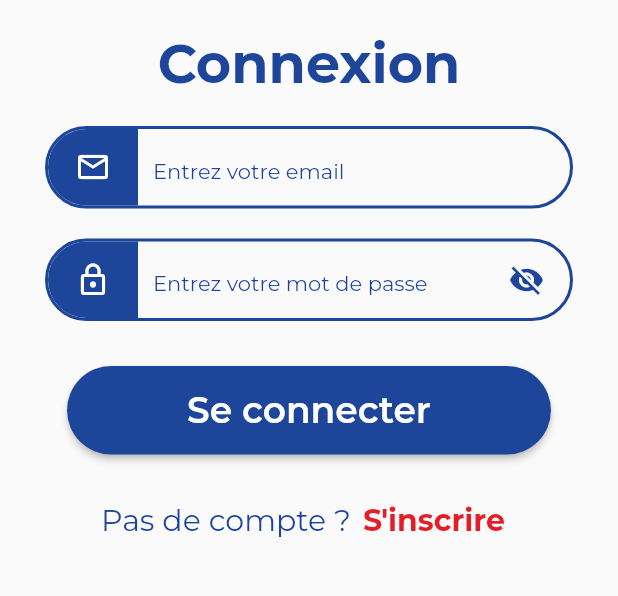
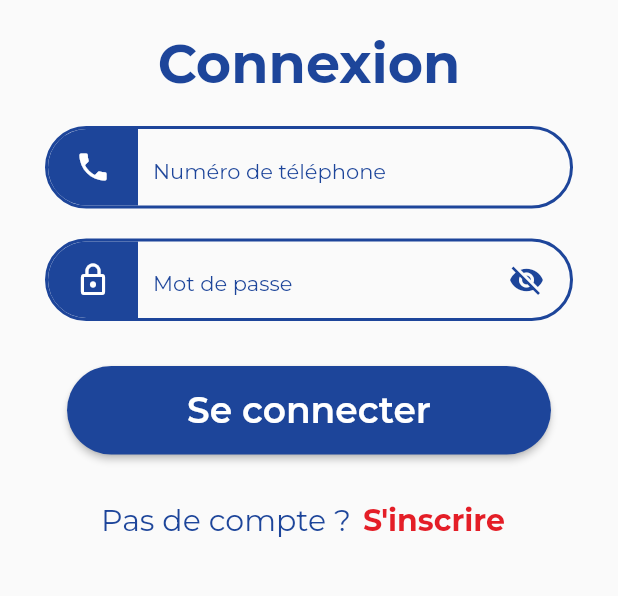
Before and after one commit to openburkina/langtech-moore, a Flutter app: the LoginPage screen opened directly, on a phone screen of 412 x 824 dp, the part 375-971 px from its top. Run offline on Flutter 3.47's test engine with Material 2 defaults, Android fonts, the phone set to English and light mode, and no system bars; drawn by our look-alikes of delayed_display; our stand-ins replace assets_audio_player, audioplayers, convex_bottom_bar, flutter_spinkit, fluttertoast, font_awesome_flutter and 6 more; missing offline and left inert: audio_waveforms, drop_down_list, flutter_sound; accounts and stored records are empty.

Commit message:
Permit to login with phone number

```diff
--- a/lib/widgets/loginPage/login_form.dart
+++ b/lib/widgets/loginPage/login_form.dart
@@ -41,11 +41,11 @@ class _LoginFormState extends State<LoginForm> {
           DelayedDisplay(
             delay: Duration(milliseconds: delayDuration * 3),
             child: InputSection(
-              icon: Icons.mail_outline,
-              hint: 'Entrez votre email',
+              icon: Icons.phone,
+              hint: 'Numéro de téléphone',
               obscureText: false,
               controller: emailController,
-              keyboardType: TextInputType.emailAddress,
+              keyboardType: TextInputType.phone,
             ),
           ),
           const SizedBox(
@@ -55,7 +55,7 @@ class _LoginFormState extends State<LoginForm> {
             delay: Duration(milliseconds: delayDuration * 4),
             child: InputSection(
               icon: Icons.lock_outline,
-              hint: 'Entrez votre mot de passe',
+              hint: 'Mot de passe',
               obscureText: true,
               controller: pwdController,
               keyboardType: TextInputType.text,
--- a/lib/widgets/signinPage/signinForm.dart
+++ b/lib/widgets/signinPage/signinForm.dart
@@ -69,7 +69,7 @@ class _SigninForm extends State<SigninForm> {
           delay: Duration(milliseconds: delayDuration * 5),
           child: InputSection(
             icon: Icons.phone,
-            hint: 'Entrez votre téléphone',
+            hint: 'Entrez votre téléphone (00226xxx)',
             obscureText: false,
             controller: phoneController,
             keyboardType: TextInputType.phone,
@@ -130,10 +130,10 @@ class _SigninForm extends State<SigninForm> {
   }
 
   void _onCheckFormValidate(BuildContext context) {
-    String email = emailController.text.trim().toLowerCase();
+    String phone = phoneController.text.trim().toLowerCase();
     String password = pwdController.text.trim().toLowerCase();
     String confirmPassword = confirmPwdController.text.trim().toLowerCase();
-    if (email == '') {
+    if (phone == '') {
       Toast.showFlutterToast(context, "L'email est obligatoire !", 'error');
     } else if (password == '') {
       Toast.showFlutterToast(
@@ -145,13 +145,13 @@ class _SigninForm extends State<SigninForm> {
       Toast.showFlutterToast(
           context, "La confirmation du mot de passe est incorrecte !", 'error');
     } else {
-      user.email = email;
-      user.login = email;
+      user.telephone = phone;
+      user.login = phone;
       user.password = password;
       user.typeUtilisateur = 'CONTRIBUTEUR';
       user.nom = nomController.text.trim().toUpperCase();
       user.prenom = prenomController.text.trim();
-      user.telephone = phoneController.text.trim();
+      user.email = emailController.text.trim().toLowerCase();
       _onSignIn(context);
     }
   }
```
